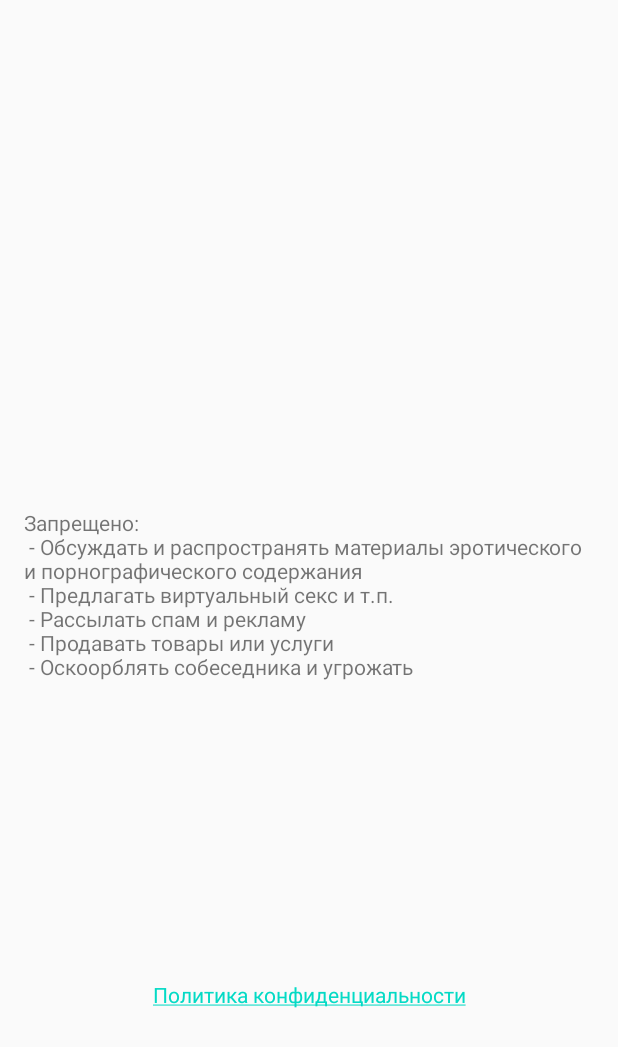
After one commit to AntonButov/noFace, an Android app: the layout firsrt_dialog_view.xml on its own in the app's theme, with its tools: preview values and no code run, on a phone screen of 412 x 824 dp. The commit adds this screen. Shown: the top 1047 px of the screen. Run offline under Robolectric (Android 15) with nearby library versions, the phone set to English and light mode, and no system bars.

Commit message:
isCancelabre dialog = false

```diff
--- a/app/src/main/AndroidManifest.xml
+++ b/app/src/main/AndroidManifest.xml
@@ -9,9 +9,9 @@
     <application
         android:name=".di.App"
         android:allowBackup="true"
-        android:icon="@drawable/icon"
+        android:icon="@drawable/iconnew"
         android:label="@string/app_name"
-        android:roundIcon="@drawable/icon"
+        android:roundIcon="@drawable/iconnew"
         android:supportsRtl="true"
         android:theme="@style/AppTheme">
         <service
--- a/app/src/main/java/pro/butovanton/noface/Auth.kt
+++ b/app/src/main/java/pro/butovanton/noface/Auth.kt
@@ -1,6 +1,8 @@
 package pro.butovanton.noface
 
+import android.util.Log
 import com.google.firebase.auth.FirebaseAuth
+import pro.butovanton.noface.di.App
 
 class Auth {
 
@@ -12,7 +14,9 @@ class Auth {
 
     fun isAuth() : Boolean {
         if (mAuth.currentUser == null)
-                mAuth.signInAnonymously()
+                mAuth.signInAnonymously().addOnCompleteListener {
+                    Log.d(App.TAG, "Новый анонимный пользователь.")
+                }
 
        return mAuth.currentUser != null
     }
--- /dev/null
+++ b/app/src/main/res/layout/firsrt_dialog_view.xml
@@ -0,0 +1,32 @@
+<?xml version="1.0" encoding="utf-8"?>
+<androidx.constraintlayout.widget.ConstraintLayout xmlns:android="http://schemas.android.com/apk/res/android"
+    xmlns:app="http://schemas.android.com/apk/res-auto"
+    xmlns:tools="http://schemas.android.com/tools"
+    android:layout_width="match_parent"
+    android:layout_height="match_parent">
+
+    <TextView
+        android:id="@+id/rools_text_view"
+        android:layout_width="match_parent"
+        android:layout_height="wrap_content"
+        android:layout_weight="1"
+        android:padding="16dp"
+        android:text="@string/rules"
+        app:layout_constraintBottom_toBottomOf="parent"
+        app:layout_constraintTop_toTopOf="parent">
+
+    </TextView>
+
+    <TextView
+        android:id="@+id/link_text_view"
+        android:layout_width="wrap_content"
+        android:layout_height="wrap_content"
+        android:layout_weight="1"
+        android:text="@string/Google"
+        app:layout_constraintBottom_toBottomOf="parent"
+        app:layout_constraintEnd_toEndOf="parent"
+        app:layout_constraintStart_toStartOf="parent"
+        app:layout_constraintTop_toBottomOf="@+id/rools_text_view">
+
+    </TextView>
+</androidx.constraintlayout.widget.ConstraintLayout>
--- a/app/src/main/res/values/strings.xml
+++ b/app/src/main/res/values/strings.xml
@@ -16,4 +16,6 @@
     <string name="hello_second_fragment">Hello second fragment. Arg: %1$s</string>
 
     <string name="Chat">Анонимный чат</string>
+
+    <string name="Google"><a href="http://noface.best">Политика конфиденциальности</a></string>
 </resources>
```
Also changed, not shown: app/src/main/java/pro/butovanton/noface/Activitys/FirstDialog.kt (added, +66 -0 lines), app/src/main/java/pro/butovanton/noface/Activitys/HomeFragment.kt (+2 -12 lines), app/src/main/java/pro/butovanton/noface/Activitys/MainActivity.kt (+4 -14 lines).
